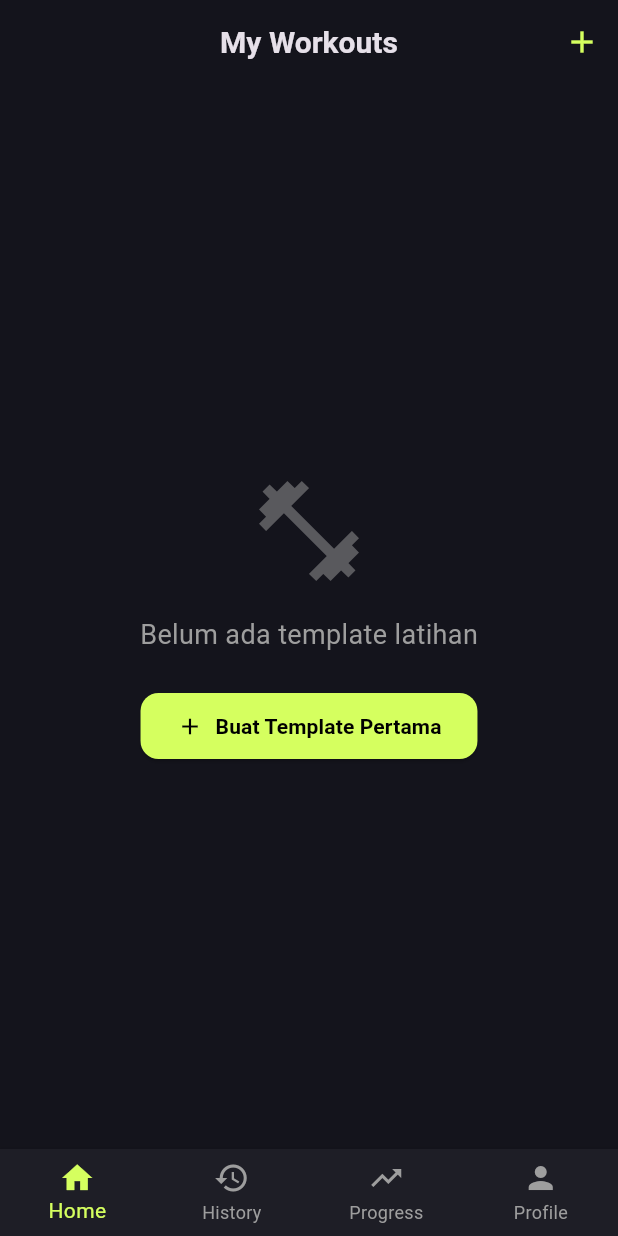
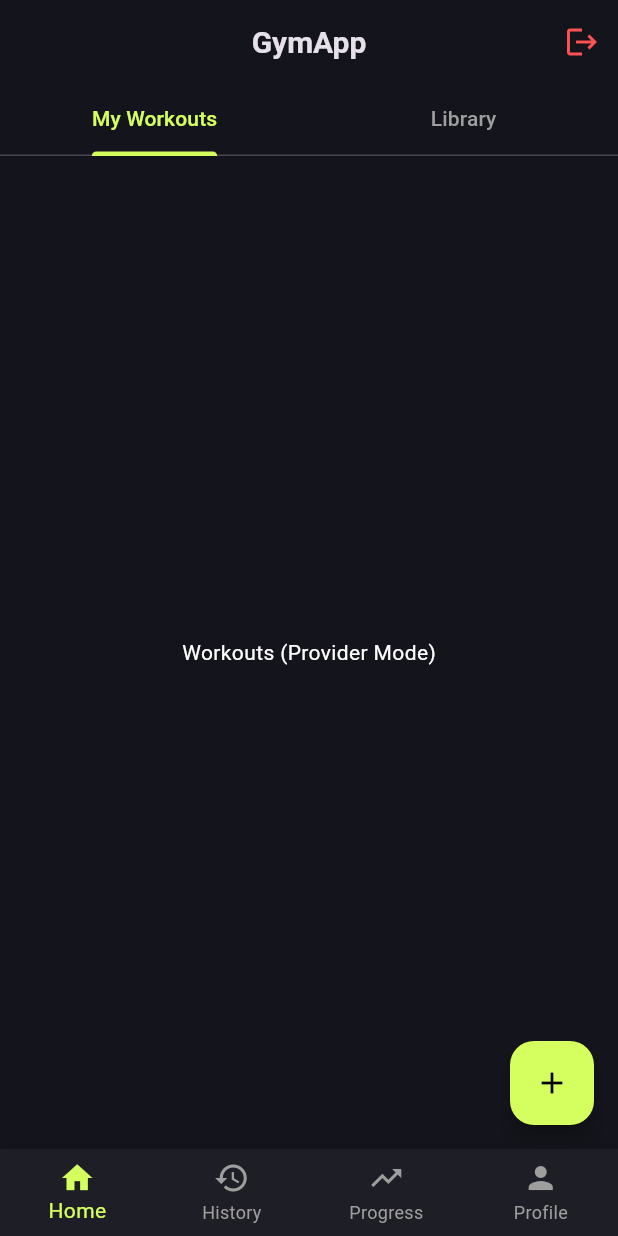
Before and after one commit to yogaarrd/uas_mobile_programing, a Flutter app: the screen it shows once a user with an empty profile is signed in, on a phone screen of 412 x 824 dp. Run offline on Flutter 3.47's test engine with Material 3 defaults, Android fonts, the phone set to English and light mode, and no system bars; our stand-ins replace flutter_dotenv, flutter_riverpod, go_router, supabase_flutter; accounts and stored records are empty.

Commit message:
feat(lib-02): implement exercise library with search and filtering
- Fetch exercises from Supabase
- Implement real-time search by exercise name
- Add filtering by muscle group (chips)
- Add loading state while fetching data
- Fix UI layout for exercise list

```diff
--- a/lib/features/home/pages/home_page.dart
+++ b/lib/features/home/pages/home_page.dart
@@ -1,102 +1,107 @@
 import 'package:flutter/material.dart';
-import 'package:flutter_riverpod/flutter_riverpod.dart';
 import 'package:go_router/go_router.dart';
+import 'package:provider/provider.dart'; // Menggunakan provider
 import '../../../core/theme/app_theme.dart';
-import '../../workout/providers/workout_provider.dart';
+import '../../workout/providers/workout_provider.dart'; // Pastikan ini sudah versi Provider
 import '../../workout/models/workout_template.dart';
+import '../../auth/providers/auth_provider.dart'; // AuthProvider milikmu
+import '../../../features/workout/pages/exercise_library_page.dart';
 
-class HomePage extends ConsumerWidget {
+class HomePage extends StatelessWidget {
   const HomePage({super.key});
 
   @override
-  Widget build(BuildContext context, WidgetRef ref) {
-    // Memantau state data workout dari Riverpod
-    final templatesAsync = ref.watch(workoutTemplatesProvider);
+  Widget build(BuildContext context) {
+    // Kita gunakan DefaultTabController agar bisa memantau perubahan tab
+    return DefaultTabController(
+      length: 2,
+      child: Builder(
+        builder: (context) {
+          final tabController = DefaultTabController.of(context);
 
           return Scaffold(
             backgroundColor: AppTheme.darkBackground,
+            // Gunakan AnimatedBuilder untuk memunculkan/menyembunyikan tombol secara halus
+            floatingActionButton: AnimatedBuilder(
+              animation: tabController,
+              builder: (context, child) {
+                // Jika index 0 (My Workouts), tampilkan tombol. Jika tidak, sembunyikan.
+                return tabController.index == 0
+                    ? FloatingActionButton(
+                        backgroundColor: AppTheme.neonGreen,
+                        onPressed: () => context.push('/create-workout'),
+                        child: const Icon(Icons.add, color: Colors.black),
+                      )
+                    : const SizedBox.shrink();
+              },
+            ),
             appBar: AppBar(
               backgroundColor: AppTheme.darkBackground,
               elevation: 0,
               title: const Text(
-          'My Workouts',
-          style: TextStyle(fontWeight: FontWeight.bold)
+                'GymApp',
+                style: TextStyle(fontWeight: FontWeight.bold),
               ),
               actions: [
                 IconButton(
-            icon: const Icon(Icons.add, color: AppTheme.neonGreen),
-            onPressed: () => context.push('/create-workout'), // Rute ke builder
+                  icon: const Icon(Icons.logout, color: Colors.redAccent),
+                  onPressed: () async {
+                    await Provider.of<AuthProvider>(
+                      context,
+                      listen: false,
+                    ).logout();
+                    if (context.mounted) context.go('/login');
+                  },
                 ),
               ],
+              bottom: const TabBar(
+                indicatorColor: AppTheme.neonGreen,
+                labelColor: AppTheme.neonGreen,
+                unselectedLabelColor: Colors.grey,
+                tabs: [
+                  Tab(text: 'My Workouts'),
+                  Tab(text: 'Library'),
+                ],
               ),
-      body: templatesAsync.when(
-        data: (templates) {
-          if (templates.isEmpty) {
-            return _buildEmptyState(context);
-          }
-          return RefreshIndicator(
-            onRefresh: () async => ref.refresh(workoutTemplatesProvider.future),
-            color: AppTheme.neonGreen,
-            child: ListView.separated(
-              padding: const EdgeInsets.all(16),
-              itemCount: templates.length,
-              separatorBuilder: (_, __) => const SizedBox(height: 12),
-              itemBuilder: (context, index) {
-                return _WorkoutTemplateCard(template: templates[index]);
-              },
+            ),
+            body: const TabBarView(
+              children: [MyWorkoutsView(), ExerciseLibraryTab()],
             ),
           );
         },
-        loading: () => const Center(child: CircularProgressIndicator(color: AppTheme.neonGreen)),
-        error: (error, stack) => Center(
-          child: Text('Terjadi kesalahan:\n$error', textAlign: TextAlign.center),
-        ),
-      ),
-    );
-  }
-
-  Widget _buildEmptyState(BuildContext context) {
-    return Center(
-      child: Column(
-        mainAxisAlignment: MainAxisAlignment.center,
-        children: [
-          Icon(Icons.fitness_center, size: 80, color: Colors.grey.withOpacity(0.5)),
-          const SizedBox(height: 16),
-          const Text(
-            'Belum ada template latihan',
-            style: TextStyle(fontSize: 18, color: Colors.grey),
-          ),
-          const SizedBox(height: 24),
-          ElevatedButton.icon(
-            onPressed: () => context.push('/create-workout'),
-            icon: const Icon(Icons.add, color: Colors.black),
-            label: const Text('Buat Template Pertama', style: TextStyle(color: Colors.black, fontWeight: FontWeight.bold)),
-            style: ElevatedButton.styleFrom(
-              backgroundColor: AppTheme.neonGreen,
-              padding: const EdgeInsets.symmetric(horizontal: 24, vertical: 12),
-              shape: RoundedRectangleBorder(borderRadius: BorderRadius.circular(12)),
-            ),
-          )
-        ],
       ),
     );
   }
 }
 
+// === TAB 1: VERSI PROVIDER ===
+class MyWorkoutsView extends StatelessWidget {
+  const MyWorkoutsView({super.key});
+
+  @override
+  Widget build(BuildContext context) {
+    // Di sini sesuaikan dengan cara temanmu mengambil data workout
+    // Contoh jika menggunakan FutureBuilder atau Provider:
+    return const Center(
+      child: Text(
+        'Workouts (Provider Mode)',
+        style: TextStyle(color: Colors.white),
+      ),
+    );
+  }
+}
+
+// Card tetap sama
 class _WorkoutTemplateCard extends StatelessWidget {
   final WorkoutTemplate template;
-
   const _WorkoutTemplateCard({required this.template});
 
   @override
   Widget build(BuildContext context) {
-    // Estimasi kasaran: 1 exercise = 10 menit
     final estimatedTime = template.exerciseCount * 10;
-
     return Card(
-      color: AppTheme.surfaceColor, // Menggunakan surfaceColor dari AppTheme agar selaras
+      color: AppTheme.surfaceColor,
       shape: RoundedRectangleBorder(borderRadius: BorderRadius.circular(16)),
-      elevation: 4,
       child: Padding(
         padding: const EdgeInsets.all(16),
         child: Column(
@@ -104,52 +109,36 @@ class _WorkoutTemplateCard extends StatelessWidget {
           children: [
             Text(
               template.name,
-              style: const TextStyle(fontSize: 18, fontWeight: FontWeight.bold, color: Colors.white),
+              style: const TextStyle(
+                fontSize: 18,
+                fontWeight: FontWeight.bold,
+                color: Colors.white,
               ),
-            if (template.description != null && template.description!.isNotEmpty) ...[
-              const SizedBox(height: 4),
-              Text(
-                template.description!,
-                style: const TextStyle(color: Colors.grey, fontSize: 14),
-                maxLines: 2,
-                overflow: TextOverflow.ellipsis,
             ),
-            ],
             const SizedBox(height: 16),
-
-            // Baris Info: Jumlah Exercise & Estimasi Waktu
             Row(
               children: [
-                _buildBadge(Icons.format_list_bulleted, '${template.exerciseCount} Latihan'),
+                Flexible(
+                  child: _buildBadge(
+                    Icons.format_list_bulleted,
+                    '${template.exerciseCount} Latihan',
+                  ),
+                ),
                 const SizedBox(width: 16),
-                _buildBadge(Icons.timer_outlined, '~ $estimatedTime mnt'),
+                Flexible(
+                  child: _buildBadge(
+                    Icons.timer_outlined,
+                    '~ $estimatedTime mnt',
+                  ),
+                ),
               ],
             ),
             const SizedBox(height: 12),
-
-            // Menampilkan Otot yang dilatih (Muscle Groups)
-            Wrap(
-              spacing: 8,
-              runSpacing: 8,
-              children: template.muscleGroups.map((m) => _buildMuscleChip(m)).toList(),
-            ),
-
-            const SizedBox(height: 20),
-
-            // Tombol Start Session
             SizedBox(
               width: double.infinity,
               child: ElevatedButton(
                 onPressed: () => context.push('/active-session/${template.id}'),
-                style: ElevatedButton.styleFrom(
-                  backgroundColor: AppTheme.neonGreen,
-                  padding: const EdgeInsets.symmetric(vertical: 14),
-                  shape: RoundedRectangleBorder(borderRadius: BorderRadius.circular(12)),
-                ),
-                child: const Text(
-                  'Start Workout',
-                  style: TextStyle(fontWeight: FontWeight.bold, color: Colors.black, fontSize: 16),
-                ),
+                child: const Text('Start Workout'),
               ),
             ),
           ],
@@ -158,8 +147,7 @@ class _WorkoutTemplateCard extends StatelessWidget {
     );
   }
 
-  Widget _buildBadge(IconData icon, String text) {
-    return Row(
+  Widget _buildBadge(IconData icon, String text) => Row(
     children: [
       Icon(icon, size: 16, color: Colors.grey),
       const SizedBox(width: 6),
@@ -167,19 +155,3 @@ class _WorkoutTemplateCard extends StatelessWidget {
     ],
   );
 }
-
-  Widget _buildMuscleChip(String muscle) {
-    return Container(
-      padding: const EdgeInsets.symmetric(horizontal: 10, vertical: 4),
-      decoration: BoxDecoration(
-        color: AppTheme.neonGreen.withOpacity(0.15),
-        border: Border.all(color: AppTheme.neonGreen.withOpacity(0.5)),
-        borderRadius: BorderRadius.circular(20),
-      ),
-      child: Text(
-        muscle.toUpperCase(),
-        style: const TextStyle(color: AppTheme.neonGreen, fontSize: 10, fontWeight: FontWeight.bold),
-      ),
-    );
-  }
-}
```
Also changed, not shown: lib/features/auth/pages/login_page.dart (+6 -2 lines), lib/features/auth/providers/auth_provider.dart (+7 -5 lines), lib/features/workout/models/exercise_models.dart (added, +38 -0 lines), lib/features/workout/pages/exercise_library_page.dart (added, +127 -0 lines), lib/features/workout/providers/exercise_provider.dart (added, +15 -0 lines), lib/features/workout/repositories/exercise_repository.dart (added, +19 -0 lines). Lines whose indentation alone changed are shown as unchanged.
